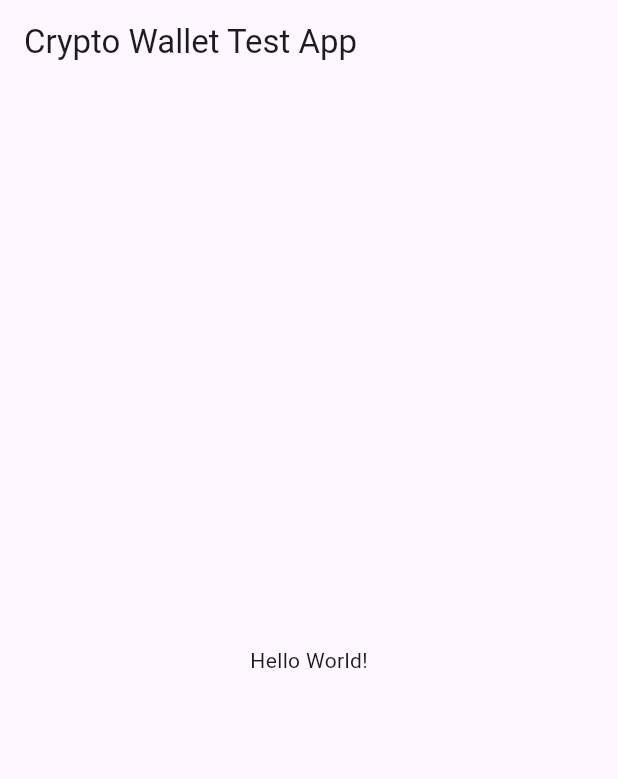
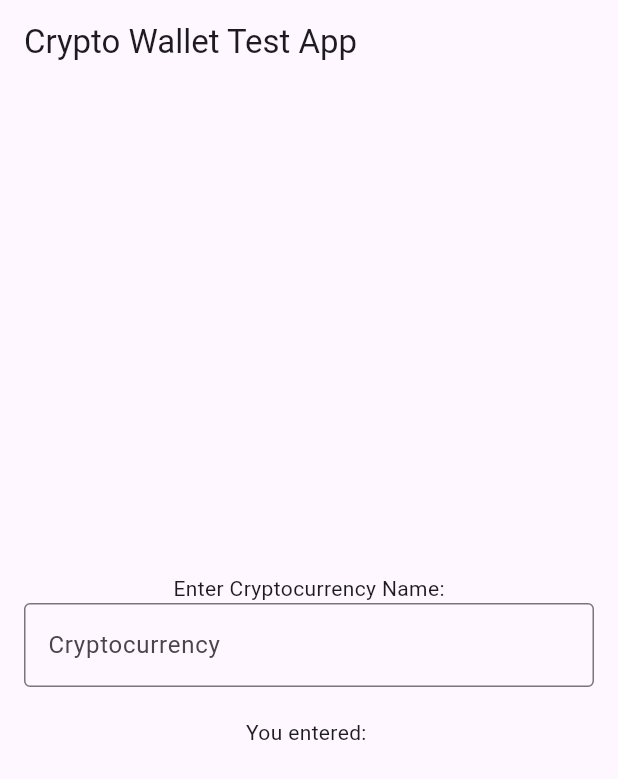
Before and after one commit to maksitox/quantum, a Flutter app: the screen it shows after launch, on a phone screen of 412 x 824 dp. Shown: the top 779 px of the screen. Run offline on Flutter 3.47's test engine with Material 3 defaults, Android fonts, the phone set to English and light mode, and no system bars.

Commit message:
0.0.2 Added Input Field - User Interaction

```diff
--- a/lib/main.dart
+++ b/lib/main.dart
@@ -14,10 +14,45 @@ class MainApp extends StatelessWidget {
         appBar: AppBar(
           title: Text('Crypto Wallet Test App'),
         ),
-        body: Center(
-          child: Text('Hello World!'),
-        ),
+        body: CryptoInputField(),
       ),
     );
   }
 }
+
+class CryptoInputField extends StatefulWidget {
+  const CryptoInputField({super.key});
+
+  @override
+  _CryptoInputFieldState createState() => _CryptoInputFieldState();
+}
+
+class _CryptoInputFieldState extends State<CryptoInputField> {
+  String _cryptoName = '';
+
+  @override
+  Widget build(BuildContext context) {
+    return Padding(
+      padding: const EdgeInsets.all(16.0),
+      child: Column(
+        mainAxisAlignment: MainAxisAlignment.center,
+        children: <Widget>[
+          const Text('Enter Cryptocurrency Name:'),
+          TextField(
+            onChanged: (value) {
+              setState(() {
+                _cryptoName = value;
+              });
+            },
+            decoration: const InputDecoration(
+              border: OutlineInputBorder(),
+              labelText: 'Cryptocurrency',
+            ),
+          ),
+          const SizedBox(height: 20),
+          Text('You entered: $_cryptoName'),
+        ],
+      ),
+    );
+  }
+}
```
